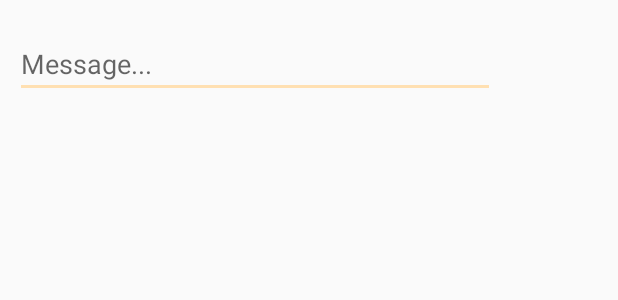
After one commit to 0x0AF/bikepatrol, an Android app: the layout acitivity_upload.xml on its own in the app's theme, with its tools: preview values and no code run, on a phone screen of 412 x 824 dp. The commit adds this screen. Shown: the top 300 px of the screen. Run offline under Robolectric (Android 15) with nearby library versions, the phone set to English and light mode, and no system bars.

Commit message:
User Interface

```diff
--- a/BikePatrol/app/build.gradle
+++ b/BikePatrol/app/build.gradle
@@ -43,6 +43,7 @@ dependencies {
     compile 'com.github.SandroMachado:openalpr-android:1.1.2'
     compile 'org.twitter4j:twitter4j-core:4.0.6'
     compile 'com.android.support:appcompat-v7:25.3.1'
+    compile 'com.android.support:design:25.3.1'
     compile('com.crashlytics.sdk.android:answers:1.3.13@aar') {
         transitive = true;
     }
--- a/BikePatrol/app/src/main/java/xaf/clean/bikepatrol/HomeActivity.java
+++ b/BikePatrol/app/src/main/java/xaf/clean/bikepatrol/HomeActivity.java
@@ -69,7 +69,7 @@ public class HomeActivity extends AppCompatActivity {
     protected void onCreate(Bundle savedInstanceState) {
         super.onCreate(savedInstanceState);
         Fabric.with(this, new Answers(), new Crashlytics());
-        setContentView(R.layout.activity_home);
+        setContentView(R.layout.activity_action);
 
         cameraView = (CameraView) findViewById(R.id.camera);
         vibrator = (Vibrator) this.getSystemService(Context.VIBRATOR_SERVICE);
--- /dev/null
+++ b/BikePatrol/app/src/main/res/layout/acitivity_upload.xml
@@ -0,0 +1,18 @@
+<?xml version="1.0" encoding="utf-8"?>
+<LinearLayout xmlns:android="http://schemas.android.com/apk/res/android"
+    android:orientation="vertical" android:layout_width="match_parent"
+    android:layout_height="match_parent">
+
+    <EditText
+        android:layout_width="wrap_content"
+        android:layout_height="wrap_content"
+        android:layout_below="@+id/profile_image_view_layout"
+        android:layout_centerHorizontal="true"
+        android:layout_marginLeft="10dp"
+        android:layout_marginRight="10dp"
+        android:layout_marginTop="20dp"
+        android:ems="15"
+        android:hint="Message..."
+        android:inputType="text" />
+
+</LinearLayout>
--- a/BikePatrol/app/src/main/res/values/colors.xml
+++ b/BikePatrol/app/src/main/res/values/colors.xml
@@ -1,6 +1,6 @@
 <?xml version="1.0" encoding="utf-8"?>
 <resources>
-    <color name="colorPrimary">#3F51B5</color>
-    <color name="colorPrimaryDark">#303F9F</color>
-    <color name="colorAccent">#FF4081</color>
+    <color name="colorPrimary">#FF9800</color>
+    <color name="colorPrimaryDark">#F57C00</color>
+    <color name="colorAccent">#FFE0B2</color>
 </resources>
--- a/BikePatrol/build.gradle
+++ b/BikePatrol/build.gradle
@@ -5,7 +5,7 @@ buildscript {
         jcenter()
     }
     dependencies {
-        classpath 'com.android.tools.build:gradle:2.2.3'
+        classpath 'com.android.tools.build:gradle:2.3.1'
 
         // NOTE: Do not place your application dependencies here; they belong
         // in the individual module build.gradle files
```
Also changed, not shown: BikePatrol/app/src/main/res/layout/activity_action.xml (added, +28 -0 lines), BikePatrol/app/src/main/res/layout/activity_home.xml (+16 -16 lines), BikePatrol/app/src/main/res/layout/card_report.xml (added, +45 -0 lines), 1 other file.
